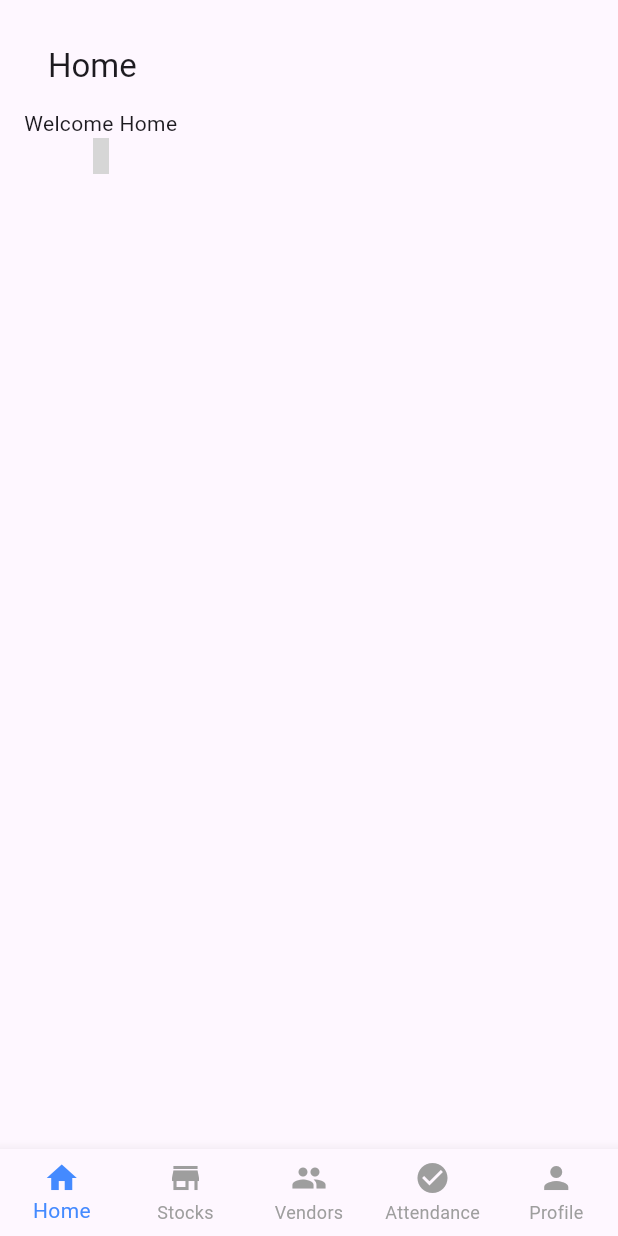
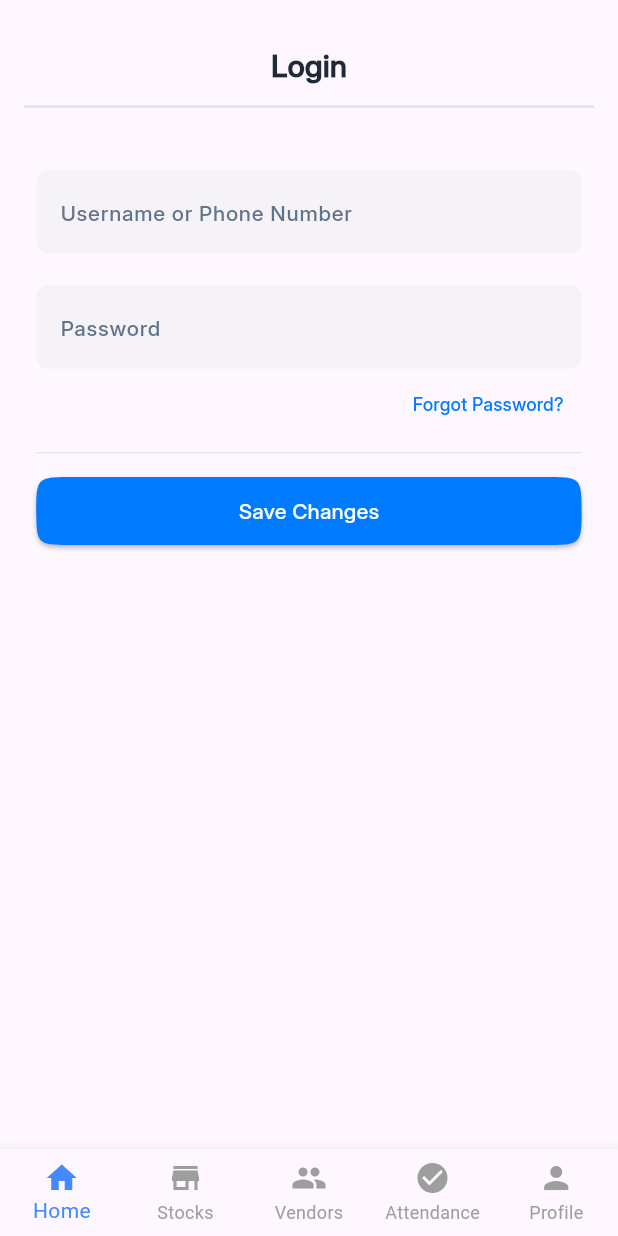
Before and after one commit to Moin-Rangrej/arhant_solution_task, a Flutter app: the screen it shows after launch, on a phone screen of 412 x 824 dp. Run offline on Flutter 3.47's test engine with Material 3 defaults, Android fonts, the phone set to English and light mode, and no system bars; grey boxes are pictures that could not be loaded.

Commit message:
complete Login Page with custom widgets.

```diff
--- a/lib/screen/Onboarding/home/home.dart
+++ b/lib/screen/Onboarding/home/home.dart
@@ -1,4 +1,8 @@
-import 'package:arhant_solution_task/arhant_solution_icon_icons.dart';
+import 'package:arhant_solution_task/utils/utils.dart';
+import 'package:arhant_solution_task/widget/appBar/custom_appbar.dart';
+import 'package:arhant_solution_task/widget/custom_button.dart';
+import 'package:arhant_solution_task/widget/custom_textbutton.dart';
+import 'package:arhant_solution_task/widget/custom_textfield.dart';
 import 'package:flutter/material.dart';
 
 class Home extends StatefulWidget {
@@ -9,16 +13,91 @@ class Home extends StatefulWidget {
 }
 
 class _HomeState extends State<Home> {
+  final TextEditingController usernameController = TextEditingController();
+  final TextEditingController passwordController = TextEditingController();
+  final GlobalKey<FormState> _formKey = GlobalKey<FormState>();
+
+  String? userName(value) {
+    if (value == null || value.isEmpty) {
+      return 'Please enter some text';
+    }
+    return null;
+  }
+
+  String? passwordValidator(value) {
+    if (value == null || value.isEmpty) {
+      return 'Please enter your password';
+    } else if (value.length < 6) {
+      return 'Password must be at least 6 characters';
+    }
+    return null;
+  }
+
+  void onPressSaveChange() {
+    if (_formKey.currentState!.validate()) {
+      print("Username: ${usernameController.text}");
+      print("Password: ${passwordController.text}");
+    } else {
+      print("Form is invalid");
+    }
+  }
+
   @override
   Widget build(BuildContext context) {
+    final height = MediaQuery.of(context).size.height;
+    final width = MediaQuery.of(context).size.width;
+
     return Scaffold(
-      appBar: AppBar(title: Text("Home")),
-      body: SafeArea(child: Column(
-        children: [
-          Text("Welcome Home"),
-          Icon(ArhantSolutionIcon.vector___0)
-        ],
-      )),
+      appBar: CustomAppbar(title: "Login"),
+      body: SafeArea(
+        child: SingleChildScrollView(
+          child: Padding(
+            padding: EdgeInsets.symmetric(
+              horizontal: width * 0.02,
+              vertical: height * 0.05,
+            ),
+            child: Form(
+              key: _formKey,
+              child: Column(
+                crossAxisAlignment: CrossAxisAlignment.end,
+                children: [
+                  CustomTextfield(
+                    textEditingController: usernameController,
+                    hintText: "Username or Phone Number",
+                    textCapitalization: TextCapitalization.words,
+                    textInputAction: TextInputAction.next,
+                    validator: userName,
+                    inputBorder: OutlineInputBorder(
+                      borderRadius: BorderRadius.all(Radius.circular(8)),
+                      borderSide: BorderSide.none,
+                    ),
+                  ),
+                  SizedBox(height: height * 0.025),
+                  CustomTextfield(
+                    textEditingController: passwordController,
+                    hintText: "Password",
+                    obsecureText: true,
+                    textCapitalization: TextCapitalization.words,
+                    textInputAction: TextInputAction.done,
+                    validator: passwordValidator,
+                    inputBorder: OutlineInputBorder(
+                      borderRadius: BorderRadius.all(Radius.circular(8)),
+                      borderSide: BorderSide.none,
+                    ),
+                  ),
+                  CustomTextbutton(onPress: () {}, text: "Forgot Password?"),
+                  Divider(color: appColor.lightCoolGray),
+                  SizedBox(height: height * 0.01),
+                  CustomButton(
+                    text: "Save Changes",
+                    onPress: onPressSaveChange,
+                  ),
+                ],
+              ),
+            ),
+          ),
+        ),
+      ),
     );
   }
 }
--- a/lib/utils/app_text_style.dart
+++ b/lib/utils/app_text_style.dart
@@ -0,0 +1,55 @@
+import 'package:arhant_solution_task/utils/utils.dart';
+import 'package:flutter/material.dart';
+
+TextStyle labelStyle() {
+  return TextStyle(
+    fontFamily: "Inter",
+    fontSize: fontSize.fontSize_18,
+    fontWeight: FontWeight.w700,
+    color: appColor.AppColor_black,
+  );
+}
+
+TextStyle textfieldStyle() {
+  return TextStyle(
+    fontFamily: "Inter",
+    fontSize: fontSize.fontSize_16,
+    fontWeight: FontWeight.w700,
+    color: appColor.AppColor_black,
+  );
+}
+
+TextStyle appBarTextStyle() {
+  return TextStyle(
+    fontFamily: "Inter",
+    fontSize: fontSize.fontSize_20,
+    fontWeight: FontWeight.w700,
+    color: appColor.primaryTextDark,
+  );
+}
+
+TextStyle customHintTextStyle(){
+  return TextStyle(
+    fontFamily: "Inter",
+    fontSize: fontSize.fontSize_14,
+    fontWeight: FontWeight.w400,
+    color: appColor.mutedBlueGray
+  );
+}
+
+TextStyle textButtonStyle(){
+  return TextStyle(
+    fontFamily: "Inter",
+    fontSize: fontSize.fontSize_12,
+    fontWeight: FontWeight.w400,
+    color: appColor.primaryBlue
+  );
+}
+
+TextStyle customBtnStyle(){
+  return TextStyle(
+    fontFamily: "Inter",
+    fontWeight: FontWeight.w500,
+    color: appColor.bgWhite
+  );
+}
--- /dev/null
+++ b/lib/utils/utils.dart
@@ -0,0 +1,19 @@
+import 'package:flutter/material.dart';
+
+class fontSize {
+  static const double fontSize_12 = 12;
+  static const double fontSize_14 = 14;
+  static const double fontSize_16 = 16;
+  static const double fontSize_18 = 18;
+  static const double fontSize_20 = 20;
+}
+
+class appColor {
+  static const Color AppColor_black = Colors.black;
+  static const Color lightGrey40  = Color(0x66EBEDEE);
+  static const Color lightCoolGray = Color(0xFFE3E6EA);
+  static const Color primaryTextDark = Color(0xFF1F2937);
+  static const Color mutedBlueGray = Color(0xFF61758A);
+  static const Color primaryBlue = Color(0xFF007AFF);
+  static const Color bgWhite = Color(0xFFFFFFFF);
+}
--- /dev/null
+++ b/lib/widget/appBar/custom_appbar.dart
@@ -0,0 +1,46 @@
+import 'package:arhant_solution_task/utils/app_text_style.dart';
+import 'package:arhant_solution_task/utils/utils.dart';
+import 'package:flutter/material.dart';
+
+class CustomAppbar extends StatelessWidget implements PreferredSizeWidget {
+  final String title;
+  final bool? isCenter;
+  final TextStyle? textStyle;
+  final BorderSide? borderSide;
+  final bool? isActionShow;
+  final IconData? icon;
+  final VoidCallback? onPress;
+
+  const CustomAppbar({
+    super.key,
+    required this.title,
+    this.isCenter,
+    this.textStyle,
+    this.borderSide,
+    this.isActionShow = false,
+    this.icon,
+    this.onPress,
+  });
+
+  @override
+  Size get preferredSize => const Size.fromHeight(kToolbarHeight); // standard AppBar height
+
+  @override
+  Widget build(BuildContext context) {
+    return AppBar(
+      title: Text(title, style: textStyle ?? appBarTextStyle()),
+      centerTitle: isCenter ?? true,
+      shape: Border(
+        bottom:
+            borderSide ??
+            BorderSide(
+              color: appColor.lightCoolGray, // Color of the bottom line
+              width: 2.0, // Thickness of the bottom line
+            ),
+      ),
+      actions: isActionShow ?? false
+          ? [IconButton(icon: Icon(icon), onPressed: onPress)]
+          : null,
+    );
+  }
+}
--- /dev/null
+++ b/lib/widget/custom_button.dart
@@ -0,0 +1,52 @@
+import 'package:arhant_solution_task/utils/app_text_style.dart';
+import 'package:arhant_solution_task/utils/utils.dart';
+import 'package:flutter/material.dart';
+
+class CustomButton extends StatelessWidget {
+  final String text;
+  final VoidCallback onPress;
+  final TextStyle? style;
+  final ButtonStyle? buttonStyle;
+  final double? horizontalpadding;
+  final double? verticalpadding;
+  final double? btnHeight;
+  final double? btnWidth;
+
+  const CustomButton({
+    super.key,
+    required this.text,
+    required this.onPress,
+    this.style,
+    this.buttonStyle,
+    this.horizontalpadding,
+    this.verticalpadding,
+    this.btnHeight,
+    this.btnWidth,
+  });
+
+  @override
+  Widget build(BuildContext context) {
+    final height = MediaQuery.of(context).size.height;
+
+    return SizedBox(
+      width: btnWidth ?? double.infinity,
+      height: btnHeight ?? height * 0.055,
+      child: ElevatedButton(
+        style:
+            buttonStyle ??
+            ElevatedButton.styleFrom(
+              backgroundColor: appColor.primaryBlue,
+              padding: EdgeInsets.symmetric(
+                horizontal: horizontalpadding ?? 0,
+                vertical: verticalpadding ?? 0,
+              ),
+              shape: ContinuousRectangleBorder(
+                borderRadius: BorderRadiusGeometry.all(Radius.circular(25)),
+              ),
+            ),
+        onPressed: onPress,
+        child: Text(text, style: style ?? customBtnStyle()),
+      ),
+    );
+  }
+}
--- /dev/null
+++ b/lib/widget/custom_textbutton.dart
@@ -0,0 +1,23 @@
+import 'package:arhant_solution_task/utils/app_text_style.dart';
+import 'package:flutter/material.dart';
+
+class CustomTextbutton extends StatelessWidget {
+  final VoidCallback onPress;
+  final String text;
+  final TextStyle? textStyle;
+
+  const CustomTextbutton({
+    super.key,
+    required this.onPress,
+    required this.text,
+    this.textStyle,
+  });
+
+  @override
+  Widget build(BuildContext context) {
+    return TextButton(
+      onPressed: onPress,
+      child: Text(text, style: textStyle ?? textButtonStyle()),
+    );
+  }
+}
--- /dev/null
+++ b/lib/widget/custom_textfield.dart
@@ -0,0 +1,65 @@
+import 'package:arhant_solution_task/utils/app_text_style.dart';
+import 'package:arhant_solution_task/utils/utils.dart';
+import 'package:flutter/material.dart';
+
+class CustomTextfield extends StatelessWidget {
+  final TextEditingController textEditingController;
+  final TextInputType? textInputType;
+  final String? Function(String?)? validator;
+  final TextInputAction? textInputAction;
+  final bool? obsecureText;
+  final TextCapitalization? textCapitalization;
+  final double? verticalpadding;
+  final double? horizontalpadding;
+  final InputBorder? inputBorder;
+  final Color? textfieldBGColor;
+  final bool? isFilled;
+  final String? hintText;
+  final TextStyle? hintTextStyle;
+  final TextStyle? textfieldInputStyle;
+
+  const CustomTextfield({
+    super.key,
+    required this.textEditingController,
+    this.textInputType,
+    this.validator,
+    this.textInputAction,
+    this.obsecureText,
+    this.textCapitalization,
+    this.verticalpadding,
+    this.horizontalpadding,
+    this.inputBorder,
+    this.textfieldBGColor,
+    this.isFilled,
+    this.hintText,
+    this.hintTextStyle,
+    this.textfieldInputStyle,
+  });
+
+  @override
+  Widget build(BuildContext context) {
+    return Padding(
+      padding: EdgeInsets.symmetric(
+        vertical: verticalpadding ?? 0,
+        horizontal: horizontalpadding ?? 0,
+      ),
+      child: TextFormField(
+        controller: textEditingController,
+        autovalidateMode: AutovalidateMode.onUserInteraction,
+        keyboardType: textInputType,
+        validator: validator,
+        textInputAction: textInputAction,
+        obscureText: obsecureText ?? false,
+        textCapitalization: textCapitalization ?? TextCapitalization.none,
+        style: textfieldInputStyle ?? textfieldStyle(),
+        decoration: InputDecoration(
+          border: inputBorder ?? InputBorder.none,
+          fillColor: textfieldBGColor ?? appColor.lightGrey40,
+          filled: isFilled ?? true,
+          hintText: hintText,
+          hintStyle: hintTextStyle ?? customHintTextStyle(),
+        ),
+      ),
+    );
+  }
+}
--- /dev/null
+++ b/lib/widget/label.dart
@@ -0,0 +1,13 @@
+import 'package:arhant_solution_task/utils/app_text_style.dart';
+import 'package:flutter/material.dart';
+
+class Label extends StatelessWidget {
+  final String text;
+  final TextStyle? textStyle;
+  const Label({super.key, required this.text, this.textStyle});
+
+  @override
+  Widget build(BuildContext context) {
+    return Text(text, style: textStyle ?? labelStyle());
+  }
+}
```
